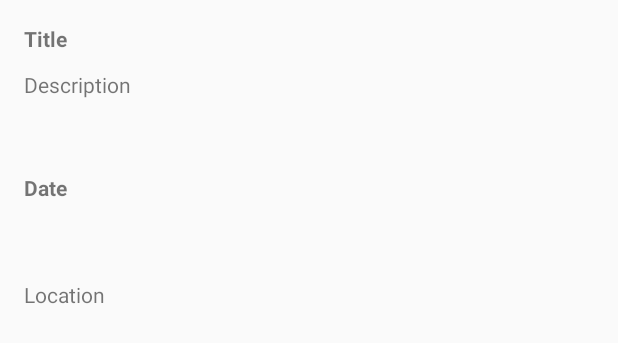
After one commit to DTribble431/CalendarTest, an Android app: the layout activity_event.xml on its own in the app's theme, with its tools: preview values and no code run, on a phone screen of 412 x 824 dp. The commit adds this screen. Shown: the top 343 px of the screen. Run offline under Robolectric (Android 15) with nearby library versions, the phone set to English and light mode, and no system bars.

Commit message:
Hopefully Final Commit

```diff
--- /dev/null
+++ b/app/src/main/res/layout/activity_event.xml
@@ -0,0 +1,51 @@
+<?xml version="1.0" encoding="utf-8"?>
+<android.support.constraint.ConstraintLayout
+    xmlns:android="http://schemas.android.com/apk/res/android"
+    xmlns:app="http://schemas.android.com/apk/res-auto"
+    xmlns:tools="http://schemas.android.com/tools"
+    android:layout_width="match_parent"
+    android:layout_height="match_parent"
+    tools:context="com.example.calendartest.EventActivity">
+
+    <TextView
+        android:id="@+id/txt_title"
+        android:layout_width="wrap_content"
+        android:layout_height="wrap_content"
+        android:text="Title"
+        android:textStyle="bold"
+        app:layout_constraintTop_toTopOf="parent"
+        android:layout_marginTop="16dp"
+        android:layout_marginLeft="16dp"
+        app:layout_constraintLeft_toLeftOf="parent"/>
+
+    <TextView
+        android:id="@+id/txt_desc"
+        android:layout_width="wrap_content"
+        android:layout_height="wrap_content"
+        android:text="Description"
+        android:layout_marginTop="11dp"
+        app:layout_constraintTop_toBottomOf="@+id/txt_title"
+        android:layout_marginLeft="16dp"
+        app:layout_constraintLeft_toLeftOf="parent"/>
+
+    <TextView
+        android:id="@+id/txt_date"
+        android:layout_width="wrap_content"
+        android:layout_height="wrap_content"
+        android:text="Date"
+        android:textStyle="bold"
+        android:layout_marginTop="49dp"
+        app:layout_constraintTop_toBottomOf="@+id/txt_desc"
+        android:layout_marginLeft="16dp"
+        app:layout_constraintLeft_toLeftOf="parent"/>
+
+    <TextView
+        android:id="@+id/txt_location"
+        android:layout_width="wrap_content"
+        android:layout_height="wrap_content"
+        android:text="Location"
+        android:layout_marginTop="52dp"
+        app:layout_constraintTop_toBottomOf="@+id/txt_date"
+        android:layout_marginLeft="16dp"
+        app:layout_constraintLeft_toLeftOf="parent"/>
+</android.support.constraint.ConstraintLayout>
--- a/app/src/main/res/values/colors.xml
+++ b/app/src/main/res/values/colors.xml
@@ -2,5 +2,5 @@
 <resources>
     <color name="colorPrimary">#3F51B5</color>
     <color name="colorPrimaryDark">#303F9F</color>
-    <color name="colorAccent">#FF4081</color>
+    <color name="colorAccent">#536dfe</color>
 </resources>
--- a/build.gradle
+++ b/build.gradle
@@ -5,7 +5,7 @@ buildscript {
         jcenter()
     }
     dependencies {
-        classpath 'com.android.tools.build:gradle:2.3.0'
+        classpath 'com.android.tools.build:gradle:2.3.1'
 
         // NOTE: Do not place your application dependencies here; they belong
         // in the individual module build.gradle files
```
Also changed, not shown: app/build.gradle (+6 -5 lines), app/src/main/AndroidManifest.xml (+12 -9 lines), app/src/main/java/com/example/calendartest/EventActivity.java (added, +46 -0 lines), app/src/main/java/com/example/calendartest/MainActivity.java (+56 -15 lines), app/src/main/res/layout/calendar_list_item.xml (added, +13 -0 lines).
